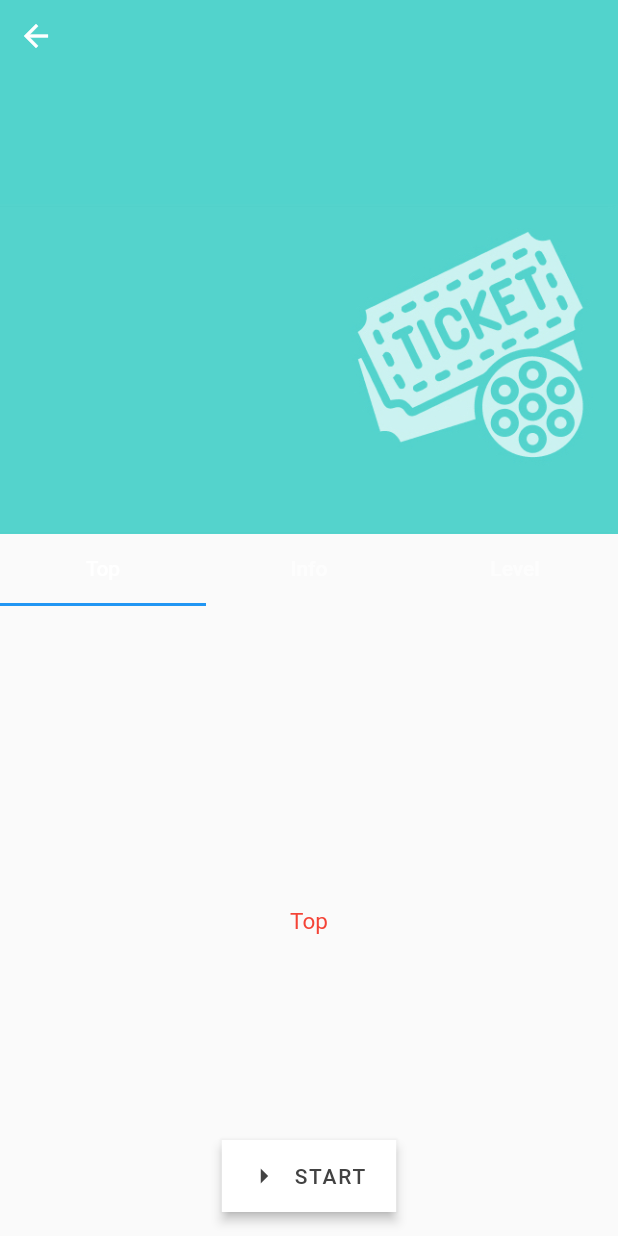
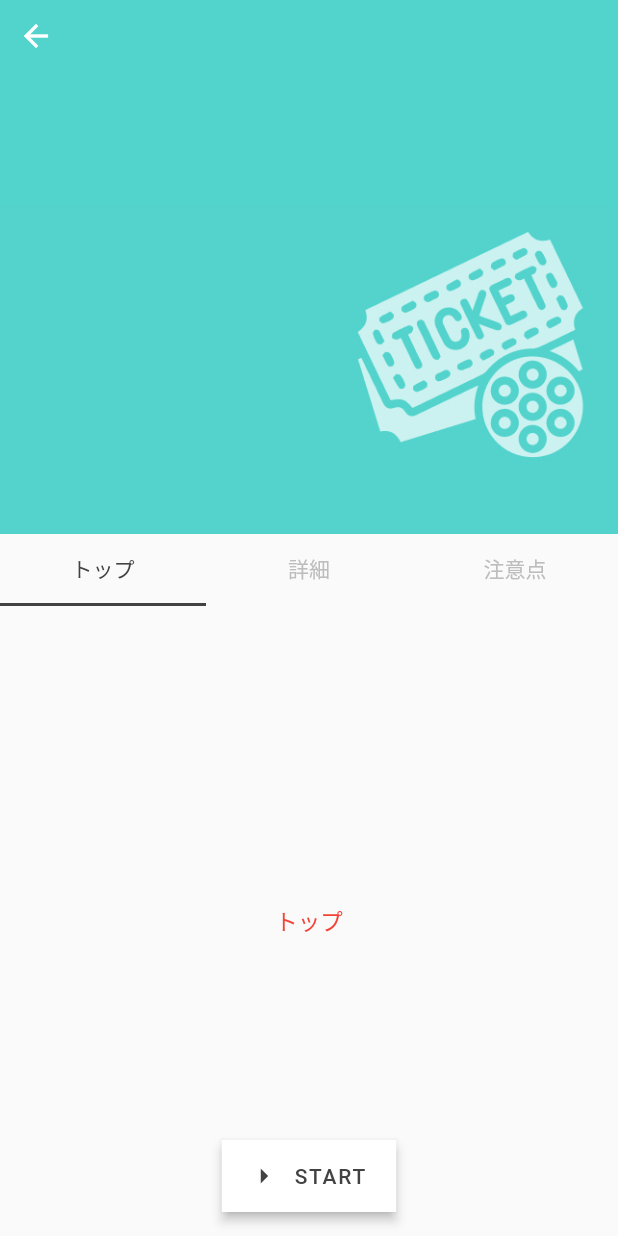
Before and after one commit to ray-o-0509/ui_aibou, a Flutter app: the scenarioInfoPage screen opened directly, on a phone screen of 412 x 824 dp. Run offline on Flutter 3.47's test engine with Material 2 defaults, Android fonts, the phone set to English and light mode, and no system bars.

Commit message:
[fix] change tab colour
Ver. 1.1.0

change tab bar text colour

```diff
--- a/lib/screens/scenarioInfoPage.dart
+++ b/lib/screens/scenarioInfoPage.dart
@@ -95,9 +95,9 @@ class _scenarioInfoPageState extends State<scenarioInfoPage> {
                   TabWrap(),
                   Expanded(
                     child: TabBarView(children: <Widget>[
-                      TabPage(title: 'Top'),
-                      TabPage(title: 'Info'),
-                      TabPage(title: 'Level'),
+                      TabPage(title: 'トップ'),
+                      TabPage(title: '詳細'),
+                      TabPage(title: '注意点'),
                     ]),
                   ),
                 ]),
@@ -108,14 +108,17 @@ class _scenarioInfoPageState extends State<scenarioInfoPage> {
 
 class TabWrap extends StatelessWidget {
   final _tab = <Tab>[
-    Tab(text: 'Top'),
-    Tab(text: 'Info'),
-    Tab(text: 'Level'),
+    Tab(text: 'トップ'),
+    Tab(text: '詳細'),
+    Tab(text: '注意点'),
   ];
 
   @override
   Widget build(BuildContext context) {
     return TabBar(
+      indicatorColor: Colors.grey.shade800,
+      unselectedLabelColor: Colors.grey.shade400,
+      labelColor: Colors.grey.shade800,
       tabs: _tab,
     );
   }
```
